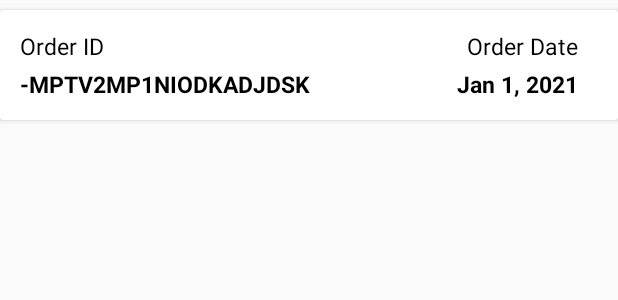
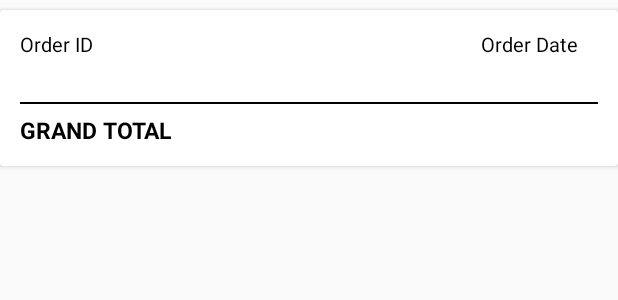
Before and after one commit to Mahmoud-Mamdouh-Abdullah/Shop.com, an Android app: the layout order_fragment_item.xml on its own in the app's theme, with its tools: preview values and no code run, on a phone screen of 412 x 824 dp. Shown: the top 300 px of the screen. Run offline under Robolectric (Android 15) with nearby library versions, the phone set to English and light mode, and no system bars.

```diff
--- a/app/build.gradle
+++ b/app/build.gradle
@@ -3,7 +3,7 @@ apply plugin: 'com.google.gms.google-services'
 
 android {
     compileSdkVersion 30
-    buildToolsVersion "30.0.2"
+    buildToolsVersion "30.0.3"
 
     defaultConfig {
         applicationId "com.mahmoudkhalil.shopcom"
@@ -90,4 +90,8 @@ dependencies {
 
     //OTP PIN View Design
     implementation 'com.chaos.view:pinview:1.4.3'
+
+    //send mail without
+    implementation 'com.sun.mail:android-mail:1.6.0'
+    implementation 'com.sun.mail:android-activation:1.6.0'
 }
--- a/app/src/main/java/com/mahmoudkhalil/shopcom/adapters/OrderAdapter.java
+++ b/app/src/main/java/com/mahmoudkhalil/shopcom/adapters/OrderAdapter.java
@@ -34,6 +34,7 @@ public class OrderAdapter extends RecyclerView.Adapter<OrderAdapter.OrderViewHol
     public void onBindViewHolder(@NonNull OrderViewHolder holder, int position) {
         holder.orderID.setText(orderList.get(position).getOrderID());
         holder.orderDate.setText(orderList.get(position).getOrderDate());
+        holder.orderTotal.setText(orderList.get(position).getOrderTotal());
     }
 
     @Override
@@ -49,12 +50,13 @@ public class OrderAdapter extends RecyclerView.Adapter<OrderAdapter.OrderViewHol
         mListener = listener;
     }
 
-    public class OrderViewHolder extends RecyclerView.ViewHolder {
-        TextView orderID, orderDate;
+    public static class OrderViewHolder extends RecyclerView.ViewHolder {
+        TextView orderID, orderDate, orderTotal;
         public OrderViewHolder(@NonNull View itemView, final onItemClickListener listener) {
             super(itemView);
             orderID = itemView.findViewById(R.id.orderID);
             orderDate = itemView.findViewById(R.id.orderDate);
+            orderTotal = itemView.findViewById(R.id.total);
 
             itemView.setOnClickListener(new View.OnClickListener() {
                 @Override
--- a/app/src/main/java/com/mahmoudkhalil/shopcom/ui/ForgetPasswordActivity.java
+++ b/app/src/main/java/com/mahmoudkhalil/shopcom/ui/ForgetPasswordActivity.java
@@ -85,6 +85,7 @@ public class ForgetPasswordActivity extends AppCompatActivity {
                             .setCallbacks(new PhoneAuthProvider.OnVerificationStateChangedCallbacks() {
                                 @Override
                                 public void onVerificationCompleted(@NonNull PhoneAuthCredential phoneAuthCredential) {
+
                                 }
 
                                 @Override
--- a/app/src/main/java/com/mahmoudkhalil/shopcom/ui/OtpActivity.java
+++ b/app/src/main/java/com/mahmoudkhalil/shopcom/ui/OtpActivity.java
@@ -49,7 +49,7 @@ public class OtpActivity extends AppCompatActivity {
     private void sendToChangePassword() {
         Intent intent = new Intent(OtpActivity.this, ChangePasswordActivity.class);
         startActivity(intent);
-        finish();
+        OtpActivity.this.finish();
     }
 
     @OnClick(R.id.verifyOTP)
--- a/app/src/main/java/com/mahmoudkhalil/shopcom/ui/SignUpActivity.java
+++ b/app/src/main/java/com/mahmoudkhalil/shopcom/ui/SignUpActivity.java
@@ -123,6 +123,7 @@ public class SignUpActivity extends AppCompatActivity {
                             Toast.makeText(SignUpActivity.this, "Sign up Successfully", Toast.LENGTH_SHORT).show();
                             startActivity(new Intent(SignUpActivity.this, MainActivity.class));
                             overridePendingTransition(R.anim.slide_in_right, R.anim.slide_out_left);
+                            finish();
                         }
 
                         @Override
--- a/app/src/main/res/layout/order_fragment_item.xml
+++ b/app/src/main/res/layout/order_fragment_item.xml
@@ -1,61 +1,108 @@
 <?xml version="1.0" encoding="utf-8"?>
-<androidx.cardview.widget.CardView
-    xmlns:android="http://schemas.android.com/apk/res/android"
+<androidx.cardview.widget.CardView xmlns:android="http://schemas.android.com/apk/res/android"
     android:layout_width="match_parent"
     android:layout_height="wrap_content"
     android:layout_marginTop="@dimen/_5sdp">
 
-    <RelativeLayout
+    <LinearLayout
         android:layout_width="match_parent"
         android:layout_height="wrap_content"
+        android:orientation="vertical"
         android:padding="@dimen/_10sdp">
+
+        <LinearLayout
+            android:layout_width="match_parent"
+            android:layout_height="wrap_content"
+            android:orientation="horizontal"
+            android:baselineAligned="false">
+
+            <LinearLayout
+                android:layout_width="0dp"
+                android:layout_height="wrap_content"
+                android:layout_weight="1"
+                android:orientation="vertical">
 
                 <TextView
                     android:id="@+id/orderID_text"
                     android:layout_width="wrap_content"
                     android:layout_height="wrap_content"
                     android:text="@string/order_id"
-            android:textSize="@dimen/_12ssp"
                     android:textColor="@color/black"
-            android:layout_alignParentTop="true"
-            android:layout_alignParentStart="true" />
+                    android:textSize="@dimen/_10ssp" />
 
                 <TextView
                     android:id="@+id/orderID"
                     android:layout_width="wrap_content"
                     android:layout_height="wrap_content"
-            android:text="-MPTV2MP1NIODKADJDSK"
-            android:textSize="@dimen/_12ssp"
+                    android:layout_marginTop="@dimen/_3sdp"
                     android:textColor="@color/black"
-            android:layout_alignParentStart="true"
-            android:layout_below="@id/orderID_text"
-            android:layout_marginTop="@dimen/_3sdp"
+                    android:textSize="@dimen/_10ssp"
                     android:textStyle="bold" />
+            </LinearLayout>
 
+            <LinearLayout
+                android:layout_width="0dp"
+                android:layout_height="wrap_content"
+                android:layout_weight="1"
+                android:gravity="end"
+                android:orientation="vertical">
 
                 <TextView
                     android:id="@+id/orderDate_text"
                     android:layout_width="wrap_content"
                     android:layout_height="wrap_content"
+                    android:layout_marginEnd="@dimen/_10sdp"
                     android:text="@string/order_date"
-            android:textSize="@dimen/_12ssp"
                     android:textColor="@color/black"
-            android:layout_alignParentTop="true"
-            android:layout_alignParentEnd="true"
-            android:layout_marginEnd="@dimen/_10sdp" />
+                    android:textSize="@dimen/_10ssp" />
 
                 <TextView
                     android:id="@+id/orderDate"
                     android:layout_width="wrap_content"
                     android:layout_height="wrap_content"
-            android:text="Jan 1, 2021"
-            android:textSize="@dimen/_12ssp"
-            android:textColor="@color/black"
-            android:layout_alignParentEnd="true"
-            android:layout_below="@id/orderDate_text"
                     android:layout_marginTop="@dimen/_3sdp"
                     android:layout_marginEnd="@dimen/_10sdp"
+                    android:textColor="@color/black"
+                    android:textSize="@dimen/_10ssp"
                     android:textStyle="bold" />
-    </RelativeLayout>
+            </LinearLayout>
+
+        </LinearLayout>
+
+        <View
+            android:layout_width="match_parent"
+            android:layout_height="@dimen/_1sdp"
+            android:background="@color/black"
+            android:layout_marginTop="@dimen/_5sdp"/>
+
+        <LinearLayout
+            android:layout_width="match_parent"
+            android:layout_height="wrap_content"
+            android:layout_marginTop="@dimen/_5sdp"
+            android:orientation="horizontal">
+
+            <TextView
+                android:layout_width="0dp"
+                android:layout_height="wrap_content"
+                android:text="@string/grand_total"
+                android:textAllCaps="true"
+                android:textColor="@color/black"
+                android:textSize="@dimen/_12ssp"
+                android:textStyle="bold"
+                android:layout_weight="1"/>
+
+            <TextView
+                android:id="@+id/total"
+                android:layout_width="0dp"
+                android:layout_height="wrap_content"
+                android:textAllCaps="true"
+                android:textColor="@color/light_red"
+                android:textSize="@dimen/_12ssp"
+                android:textStyle="bold"
+                android:layout_weight="1"
+                android:gravity="end"/>
+        </LinearLayout>
+    </LinearLayout>
+
 
 </androidx.cardview.widget.CardView>
--- a/app/src/main/res/values/colors.xml
+++ b/app/src/main/res/values/colors.xml
@@ -1,7 +1,7 @@
 <?xml version="1.0" encoding="utf-8"?>
 <resources>
     <color name="colorPrimary">#FFD648</color>
-    <color name="colorPrimaryDark">#1F232F</color>
+    <color name="colorPrimaryDark">#18191D</color>
     <color name="green">#14D779</color>
     <color name="dark_green">#118D82</color>
     <color name="white">#FFFFFF</color>
@@ -14,6 +14,4 @@
     <color name="blue_50">#E3F2FD</color>
     <color name="greenA100">#b9f6ca</color>
     <color name="greenA700">#00c853</color>
-
-
 </resources>
--- a/app/src/main/res/values/strings.xml
+++ b/app/src/main/res/values/strings.xml
@@ -51,7 +51,7 @@
     <string name="order_date">Order Date</string>
     <string name="show_your_delivery_location">Show your delivery location</string>
     <string name="grand_total">Grand Total</string>
-    <string name="back_to_home">Back to home</string>
+    <string name="back_to_home">Back to My Orders</string>
     <string name="the_cart_is_empty">The Cart is Empty</string>
     <string name="the_favourite_list_is_empty">The Favourite list is empty</string>
     <string name="you_did_not_order_until_now">You didn\'t order until now</string>
--- a/app/src/main/res/values/styles.xml
+++ b/app/src/main/res/values/styles.xml
@@ -3,7 +3,7 @@
     <style name="AppTheme" parent="Theme.AppCompat.Light.NoActionBar">
         <!-- Customize your theme here. -->
         <item name="colorPrimary">@color/colorPrimaryDark</item>
-        <item name="colorPrimaryDark">@color/colorPrimaryDark</item>
+        <item name="colorPrimaryDark">@color/black</item>
         <item name="colorAccent">@color/colorPrimaryDark</item>
     </style>
 
@@ -15,7 +15,7 @@
 
     <style name="ActionBar" parent="Theme.AppCompat.Light.DarkActionBar">
         <item name="colorPrimary">@color/colorPrimaryDark</item>
-        <item name="colorPrimaryDark">@color/colorPrimaryDark</item>
+        <item name="colorPrimaryDark">@color/black</item>
         <item name="colorAccent">@color/colorPrimaryDark</item>
     </style>
 
```
Also changed, not shown: app/src/main/java/com/mahmoudkhalil/shopcom/Logic.java (added, +81 -0 lines), app/src/main/java/com/mahmoudkhalil/shopcom/models/Order.java (+0 -24 lines), app/src/main/java/com/mahmoudkhalil/shopcom/ui/CartFragment.java (+12 -0 lines), app/src/main/java/com/mahmoudkhalil/shopcom/ui/HomeActivity.java (+19 -7 lines), app/src/main/java/com/mahmoudkhalil/shopcom/ui/MainActivity.java (+32 -28 lines), app/src/main/java/com/mahmoudkhalil/shopcom/ui/OrderDetailsActivity.java (+18 -10 lines), app/src/main/java/com/mahmoudkhalil/shopcom/ui/OrdersFragment.java (+8 -1 lines), app/src/main/java/com/mahmoudkhalil/shopcom/ui/ProductsActivity.java (+6 -4 lines), app/src/main/res/layout/activity_order_details.xml (+11 -9 lines). Lines whose indentation alone changed are shown as unchanged.
